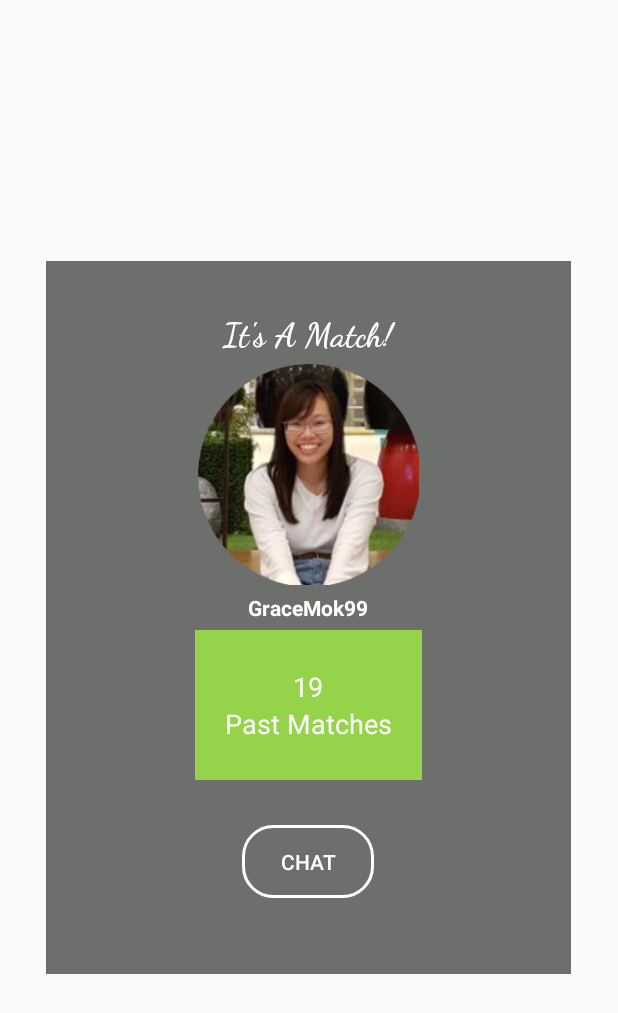
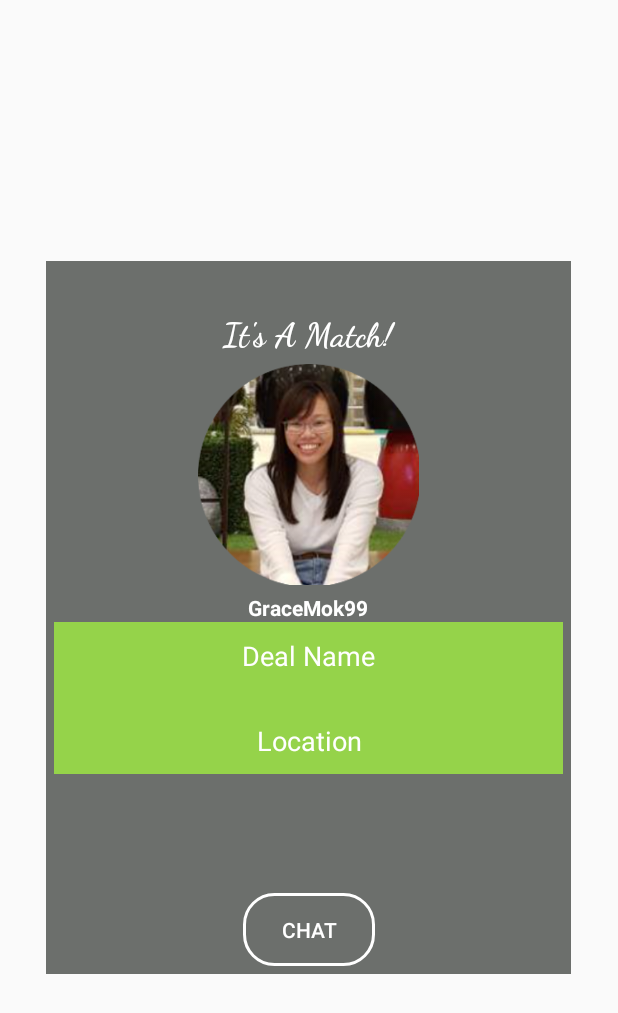
Before and after one commit to royc0003/onepairv2, an Android app: the layout matchpopup.xml on its own in the app's theme, with its tools: preview values and no code run, on a phone screen of 412 x 824 dp. Shown: the top 1013 px of the screen. Run offline under Robolectric (Android 15) with nearby library versions, the light colour scheme and no system bars.

Commit message:
Fix some bugs (Description in row, Popup Layout, Popups order)

```diff
--- a/onepairv2/app/src/main/java/com/iff/onepairv2/ListViewAdapter.java
+++ b/onepairv2/app/src/main/java/com/iff/onepairv2/ListViewAdapter.java
@@ -65,7 +65,7 @@ public class ListViewAdapter extends BaseAdapter {
 
             //locate the views in row.xml
             holder.mTitleTv = view.findViewById(R.id.mainTitle);
-            holder.mDescTv = view.findViewById(R.id.mainDesc);
+            //holder.mDescTv = view.findViewById(R.id.mainDesc);
             holder.mIconIv = view.findViewById(R.id.mainIcon);
 
             view.setTag(holder);
@@ -75,7 +75,7 @@ public class ListViewAdapter extends BaseAdapter {
         }
         //set the result into textviews
         holder.mTitleTv.setText(modellist.get(position).getName());
-        holder.mDescTv.setText("");
+        //holder.mDescTv.setText("");
         //set the result in imageview
         Picasso.get().load(Uri.parse(modellist.get(position).getImage())).into(holder.mIconIv);
 
--- a/onepairv2/app/src/main/java/com/iff/onepairv2/ListViewAdapter2.java
+++ b/onepairv2/app/src/main/java/com/iff/onepairv2/ListViewAdapter2.java
@@ -62,7 +62,7 @@ public class ListViewAdapter2 extends BaseAdapter {
 
             //locate the views in row.xml
             holder.mTitleTv = view.findViewById(R.id.mainTitle);
-            holder.mDescTv = view.findViewById(R.id.mainDesc);
+            //holder.mDescTv = view.findViewById(R.id.mainDesc);
             holder.mIconIv = view.findViewById(R.id.mainIcon);
 
             view.setTag(holder);
@@ -71,7 +71,7 @@ public class ListViewAdapter2 extends BaseAdapter {
         }
         //set the result into textviews
         holder.mTitleTv.setText(modellist.get(position).getTitle());
-        holder.mDescTv.setText(modellist.get(position).getDesc());
+        //holder.mDescTv.setText(modellist.get(position).getDesc());
         //set the result in imageview
         Picasso.get().load(Uri.parse(modellist.get(position).getIcon())).into(holder.mIconIv);
 
--- a/onepairv2/app/src/main/java/com/iff/onepairv2/SelectedDealPage.java
+++ b/onepairv2/app/src/main/java/com/iff/onepairv2/SelectedDealPage.java
@@ -228,6 +228,7 @@ public class SelectedDealPage extends AppCompatActivity {
                             mQueueProgress.dismiss();//dismiss dialog
                         }
                     });
+                    mQueueProgress.show();
 
                     //add Request to server on click
                     Retrofit retrofit = new Retrofit.Builder()
@@ -241,18 +242,17 @@ public class SelectedDealPage extends AppCompatActivity {
                         @Override
                         public void onResponse(Call<Void> call, Response<Void> response) {
                             if(!response.isSuccessful()){
+                                mQueueProgress.dismiss();
                                 Toast toast = Toast.makeText(SelectedDealPage.this, "An error occurred. Please try againz", Toast.LENGTH_SHORT);
                                 toast.show();
                                 return;
                             }
-                            //Toast toast = Toast.makeText(SelectedDealPage.this, "Successfully added to wait list", Toast.LENGTH_SHORT);
-                            //toast.show();
-                            //Show Dialog when request is added, so server finds for a match
-                            mQueueProgress.show();
-                            // Add matching algo here
+                            Toast toast = Toast.makeText(SelectedDealPage.this, "Successfully added to wait list", Toast.LENGTH_SHORT);
+
                         }
                         @Override
                         public void onFailure(Call<Void> call, Throwable t) {
+                            mQueueProgress.dismiss();
                             Toast toast = Toast.makeText(SelectedDealPage.this, "An error occurred. Please try again", Toast.LENGTH_SHORT);
                             toast.show();
                         }
@@ -302,6 +302,7 @@ public class SelectedDealPage extends AppCompatActivity {
                     intent.addFlags(Intent.FLAG_ACTIVITY_NEW_TASK);
                 }
                 SelectedDealPage.this.startActivity(intent);
+                finish();
             }
         });
 
--- a/onepairv2/app/src/main/res/layout/matchpopup.xml
+++ b/onepairv2/app/src/main/res/layout/matchpopup.xml
@@ -1,5 +1,7 @@
 <?xml version="1.0" encoding="utf-8"?>
-<LinearLayout xmlns:android="http://schemas.android.com/apk/res/android"
+<androidx.constraintlayout.widget.ConstraintLayout xmlns:android="http://schemas.android.com/apk/res/android"
+    xmlns:app="http://schemas.android.com/apk/res-auto"
+    xmlns:tools="http://schemas.android.com/tools"
     android:layout_width="350dp"
     android:layout_height="475dp"
     android:layout_gravity="center"
@@ -11,18 +13,25 @@
         android:id="@+id/textView2"
         android:layout_width="match_parent"
         android:layout_height="wrap_content"
+        android:fontFamily="cursive"
         android:gravity="center"
+        android:paddingTop="30dp"
+        android:text="It's A Match!"
+        android:textColor="#FFFFFF"
+        android:textSize="22dp"
         android:textStyle="bold"
-        android:textColor="#FFFFFF"
-        android:paddingTop="30dp"
-        android:fontFamily="cursive"
-        android:textSize="22dp"
-        android:text="It's A Match!" />
+        app:layout_constraintEnd_toEndOf="parent"
+        app:layout_constraintStart_toStartOf="parent"
+        app:layout_constraintTop_toTopOf="parent" />
 
     <LinearLayout
+        android:id="@+id/linearLayout2"
         android:layout_width="match_parent"
         android:layout_height="wrap_content"
-        android:orientation="vertical">
+        android:orientation="vertical"
+        app:layout_constraintEnd_toEndOf="parent"
+        app:layout_constraintStart_toStartOf="parent"
+        app:layout_constraintTop_toBottomOf="@+id/textView2">
 
         <!--Data rom database goes into the following-->
         <ImageView
@@ -41,46 +50,9 @@
             android:layout_marginTop="5dp"
             android:text="GraceMok99"
             android:textColor="#FFFFFF"
-            android:textStyle="bold"/>
+            android:textStyle="bold" />
 
 
-
-    </LinearLayout>
-
-    <LinearLayout
-        android:layout_width="wrap_content"
-        android:layout_height="wrap_content"
-        android:layout_marginTop="5dp"
-        android:layout_gravity="center"
-        android:orientation="horizontal"
-        >
-
-        <LinearLayout
-            android:layout_width="0dp"
-            android:layout_height="100dp"
-            android:layout_weight="1"
-            android:background="#95D34A"
-            android:gravity="center"
-            android:orientation="vertical">
-
-            <TextView
-                android:id="@+id/deal_name"
-                android:layout_width="wrap_content"
-                android:layout_height="wrap_content"
-                android:text="19"
-                android:textColor="#FFFFFF"
-                android:textSize="18sp" />
-
-            <TextView
-                android:id="@+id/location"
-                android:layout_width="wrap_content"
-                android:layout_height="wrap_content"
-                android:paddingLeft="20dp"
-                android:paddingRight="20dp"
-                android:text="Past Matches"
-                android:textColor="#FFFFFF"
-                android:textSize="18sp" />
-        </LinearLayout>
     </LinearLayout>
 
     <Button
@@ -88,10 +60,52 @@
         android:layout_width="wrap_content"
         android:layout_height="wrap_content"
         android:layout_gravity="center_horizontal"
-        android:layout_marginTop="30dp"
         android:background="@drawable/buttonstyle"
+        android:text="Chat"
         android:textColor="#FFFFFF"
-        android:text="Chat" />
+        app:layout_constraintBottom_toBottomOf="parent"
+        app:layout_constraintEnd_toEndOf="parent"
+        app:layout_constraintStart_toStartOf="parent" />
+
+    <androidx.constraintlayout.widget.ConstraintLayout
+        android:layout_width="match_parent"
+        android:layout_height="wrap_content"
+        android:layout_weight="1"
+        android:background="#95D34A"
+        android:gravity="center"
+        android:orientation="vertical"
+        android:padding="10dp"
+        app:layout_constraintEnd_toEndOf="parent"
+        app:layout_constraintStart_toStartOf="parent"
+        app:layout_constraintTop_toBottomOf="@+id/linearLayout2">
+
+        <TextView
+            android:id="@+id/deal_name"
+            android:layout_width="wrap_content"
+            android:layout_height="wrap_content"
+            android:text="Deal Name"
+            android:textColor="#FFFFFF"
+            android:textSize="18sp"
+            app:layout_constraintEnd_toEndOf="parent"
+            app:layout_constraintStart_toStartOf="parent"
+            app:layout_constraintTop_toTopOf="parent" />
+
+        <TextView
+            android:id="@+id/location"
+            android:layout_width="wrap_content"
+            android:layout_height="wrap_content"
+            android:layout_marginTop="32dp"
+            android:paddingLeft="20dp"
+            android:paddingRight="20dp"
+            android:text="Location"
+            android:textColor="#FFFFFF"
+            android:textSize="18sp"
+            app:layout_constraintEnd_toEndOf="parent"
+            app:layout_constraintHorizontal_bias="0.502"
+            app:layout_constraintStart_toStartOf="parent"
+            app:layout_constraintTop_toBottomOf="@+id/deal_name" />
+
+    </androidx.constraintlayout.widget.ConstraintLayout>
 
     <!-- <Button
         android:id="@+id/dismissBtn"
@@ -104,4 +118,4 @@
         android:text="Dismiss" /> -->
 
 
-</LinearLayout>
+</androidx.constraintlayout.widget.ConstraintLayout>
--- a/onepairv2/app/src/main/res/layout/row.xml
+++ b/onepairv2/app/src/main/res/layout/row.xml
@@ -27,12 +27,6 @@
             android:textSize="20sp"
             android:layout_width="match_parent"
             android:layout_height="wrap_content" />
-        <TextView
-            android:id="@+id/mainDesc"
-            android:text="Description"
-            android:textSize="20sp"
-            android:layout_width="match_parent"
-            android:layout_height="wrap_content" />
 
     </LinearLayout>
 
```
